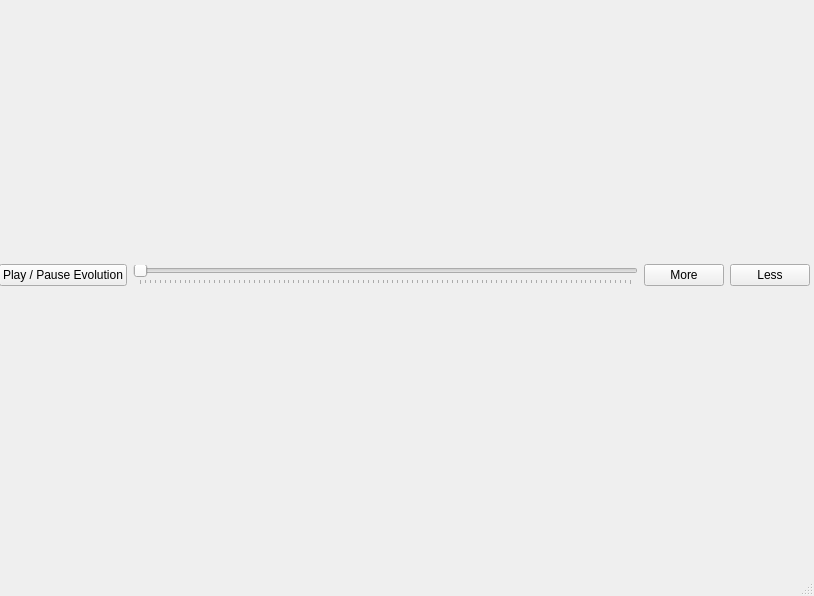
Qt form QtEvoPic.ui (jeroenvlek/evopic) before a commit.
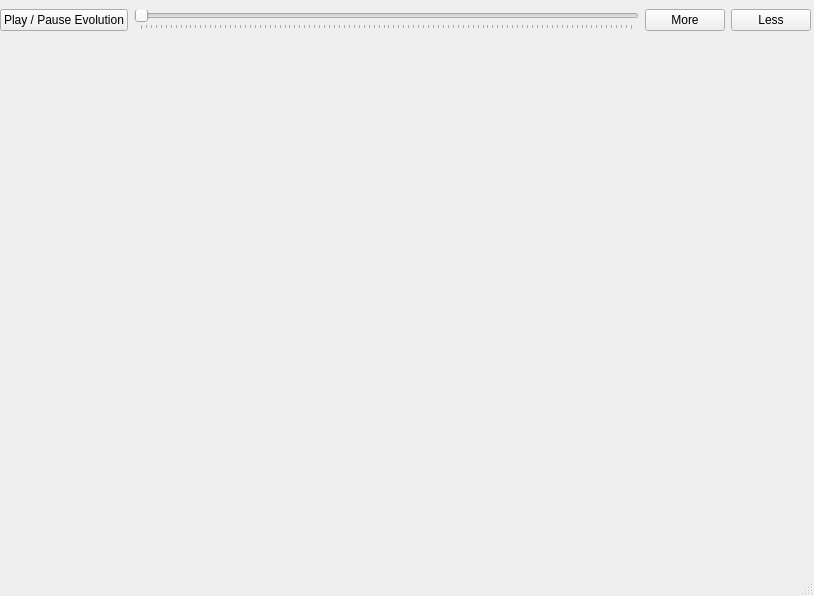
The same form after that commit.

Commit message: Reordered widgets, control buttons are not a part of grid layout anymore

Diff of the .ui file:
```diff
--- a/QtEvoPic.ui
+++ b/QtEvoPic.ui
@@ -29,17 +29,27 @@
    <widget class="QWidget" name="gridLayoutWidget">
     <property name="geometry">
      <rect>
-      <x>-1</x>
-      <y>0</y>
+      <x>0</x>
+      <y>50</y>
       <width>811</width>
-      <height>551</height>
+      <height>501</height>
      </rect>
     </property>
     <layout class="QGridLayout" name="gridLayout">
      <property name="sizeConstraint">
       <enum>QLayout::SetDefaultConstraint</enum>
      </property>
-     <item row="0" column="0">
+    </layout>
+   </widget>
+   <widget class="QWidget" name="layoutWidget">
+    <property name="geometry">
+     <rect>
+      <x>0</x>
+      <y>0</y>
+      <width>811</width>
+      <height>41</height>
+     </rect>
+    </property>
       <layout class="QHBoxLayout" name="horizontalLayout">
        <item>
         <widget class="QPushButton" name="toggleEvolutionButton">
@@ -75,6 +85,12 @@
        </item>
        <item>
         <widget class="QPushButton" name="moreButton">
+       <property name="sizePolicy">
+        <sizepolicy hsizetype="Fixed" vsizetype="Fixed">
+         <horstretch>0</horstretch>
+         <verstretch>0</verstretch>
+        </sizepolicy>
+       </property>
          <property name="text">
           <string>More</string>
          </property>
@@ -82,12 +98,16 @@
        </item>
        <item>
         <widget class="QPushButton" name="lessButton">
+       <property name="sizePolicy">
+        <sizepolicy hsizetype="Fixed" vsizetype="Fixed">
+         <horstretch>0</horstretch>
+         <verstretch>0</verstretch>
+        </sizepolicy>
+       </property>
          <property name="text">
           <string>Less</string>
          </property>
         </widget>
-       </item>
-      </layout>
      </item>
     </layout>
    </widget>
```
Lines whose indentation alone changed are shown as unchanged.
